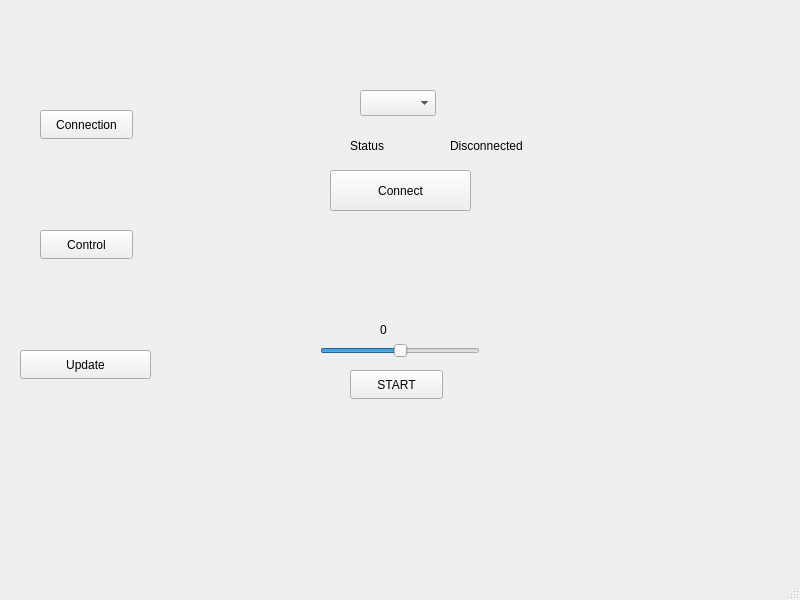
manhtienvu-vn/motor-controller-hardware-client-qt-app, file Documents/S4V_Motor_Controller_Test/UI/mainwindow.ui: the form before one commit.
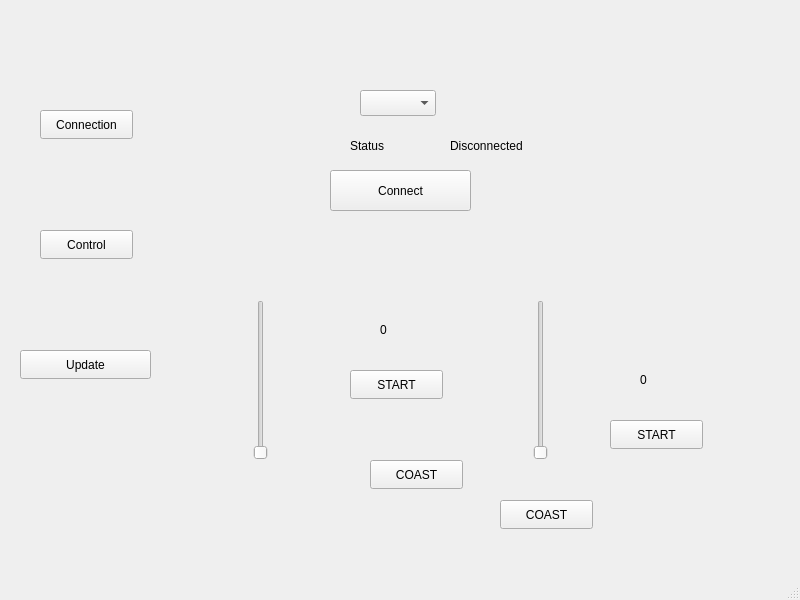
The form after the commit.

Commit message: add control dashboard for dc motors

Diff of the .ui file:
```diff
--- a/Documents/S4V_Motor_Controller_Test/UI/mainwindow.ui
+++ b/Documents/S4V_Motor_Controller_Test/UI/mainwindow.ui
@@ -50,26 +50,7 @@
      </rect>
     </property>
    </widget>
-   <widget class="QSlider" name="sliderSpeed">
-    <property name="geometry">
-     <rect>
-      <x>320</x>
-      <y>340</y>
-      <width>160</width>
-      <height>22</height>
-     </rect>
-    </property>
-    <property name="minimum">
-     <number>-100</number>
-    </property>
-    <property name="maximum">
-     <number>100</number>
-    </property>
-    <property name="orientation">
-     <enum>Qt::Orientation::Horizontal</enum>
-    </property>
-   </widget>
-   <widget class="QPushButton" name="btnStart">
+   <widget class="QPushButton" name="btnMotor1Start">
     <property name="geometry">
      <rect>
       <x>350</x>
@@ -165,6 +146,93 @@
      <string>Disconnected</string>
     </property>
    </widget>
+   <widget class="QLabel" name="lblMotor2Value">
+    <property name="geometry">
+     <rect>
+      <x>640</x>
+      <y>370</y>
+      <width>63</width>
+      <height>20</height>
+     </rect>
+    </property>
+    <property name="text">
+     <string>0</string>
+    </property>
+    <property name="textFormat">
+     <enum>Qt::TextFormat::MarkdownText</enum>
+    </property>
+   </widget>
+   <widget class="QPushButton" name="btnMotor2Start">
+    <property name="geometry">
+     <rect>
+      <x>610</x>
+      <y>420</y>
+      <width>93</width>
+      <height>29</height>
+     </rect>
+    </property>
+    <property name="text">
+     <string>START</string>
+    </property>
+   </widget>
+   <widget class="QSlider" name="motor1Slider">
+    <property name="geometry">
+     <rect>
+      <x>250</x>
+      <y>300</y>
+      <width>22</width>
+      <height>160</height>
+     </rect>
+    </property>
+    <property name="maximum">
+     <number>100</number>
+    </property>
+    <property name="orientation">
+     <enum>Qt::Orientation::Vertical</enum>
+    </property>
+   </widget>
+   <widget class="QSlider" name="motor2Slider">
+    <property name="geometry">
+     <rect>
+      <x>530</x>
+      <y>300</y>
+      <width>22</width>
+      <height>160</height>
+     </rect>
+    </property>
+    <property name="maximum">
+     <number>100</number>
+    </property>
+    <property name="orientation">
+     <enum>Qt::Orientation::Vertical</enum>
+    </property>
+   </widget>
+   <widget class="QPushButton" name="btnMotor1Mode">
+    <property name="geometry">
+     <rect>
+      <x>370</x>
+      <y>460</y>
+      <width>93</width>
+      <height>29</height>
+     </rect>
+    </property>
+    <property name="text">
+     <string>COAST</string>
+    </property>
+   </widget>
+   <widget class="QPushButton" name="btnMotor2Mode">
+    <property name="geometry">
+     <rect>
+      <x>500</x>
+      <y>500</y>
+      <width>93</width>
+      <height>29</height>
+     </rect>
+    </property>
+    <property name="text">
+     <string>COAST</string>
+    </property>
+   </widget>
   </widget>
   <widget class="QMenuBar" name="menubar">
    <property name="geometry">
```
Left out of the diff: 2 changed lines with no effect on the pictures. The commit also changes 8 other files.
